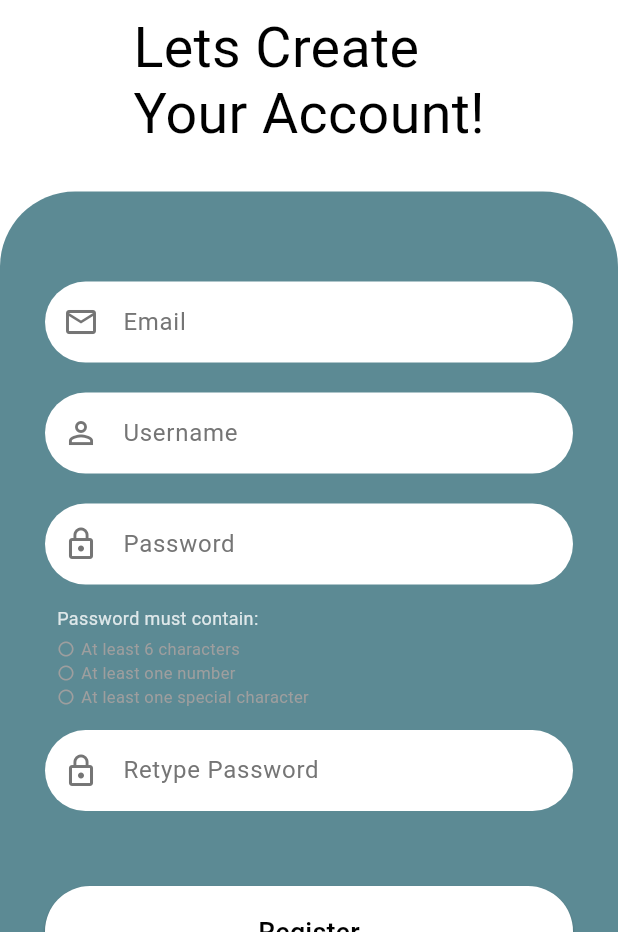
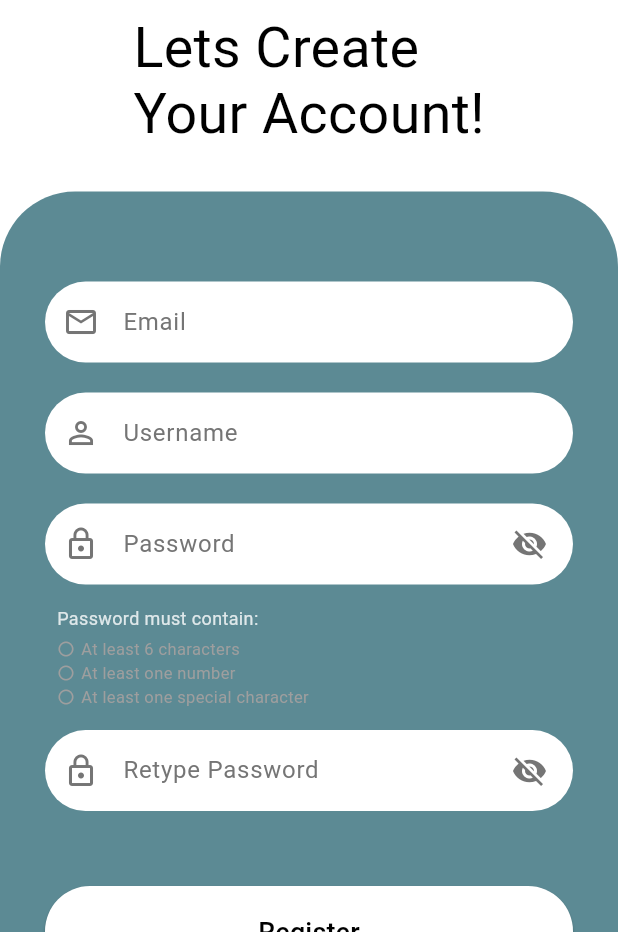
Before and after one commit to sohaberri/mealmuse, a Flutter app: the RegistrationScreen screen opened directly, on a phone screen of 412 x 824 dp, the part 304-1236 px from its top. Run offline on Flutter 3.47's test engine with Material 3 defaults, Android fonts, the phone set to English and light mode, and no system bars; our stand-ins replace cloud_firestore, firebase_auth, firebase_core, firebase_messaging, flutter_dotenv, flutter_local_notifications and 2 more; accounts and stored records are empty.

```diff
--- a/lib/screens/register.dart
+++ b/lib/screens/register.dart
@@ -24,6 +24,8 @@ class _RegistrationScreenState extends State<RegistrationScreen> {
   final TextEditingController _usernameController = TextEditingController();
   final TextEditingController _passwordController = TextEditingController();
   final TextEditingController _confirmPasswordController = TextEditingController();
+  bool _isPasswordVisible = false;
+  bool _isConfirmPasswordVisible = false;
 
   // Check if username is unique
   Future<bool> _isUsernameUnique(String username) async {
@@ -124,12 +126,14 @@ class _RegistrationScreenState extends State<RegistrationScreen> {
     required TextEditingController controller,
     VoidCallback? onChanged,
     required bool isDarkMode,
+    bool? isPasswordVisible,
+    VoidCallback? onToggleVisibility,
   }) {
     return Padding(
       padding: const EdgeInsets.symmetric(vertical: 10.0),
       child: TextField(
         controller: controller,
-        obscureText: isPassword,
+        obscureText: isPassword && !(isPasswordVisible ?? false),
         style: TextStyle(color: isDarkMode ? const Color(0xFFE1E1E1) : Colors.black87),
         onChanged: (value) {
           if (onChanged != null) {
@@ -140,6 +144,18 @@ class _RegistrationScreenState extends State<RegistrationScreen> {
           hintText: hintText,
           hintStyle: TextStyle(color: isDarkMode ? const Color(0xFFB0B0B0) : Colors.grey[600]),
           prefixIcon: Icon(icon, color: isDarkMode ? const Color(0xFFB0B0B0) : Colors.grey[600]),
+          suffixIcon: isPassword
+              ? Padding(
+                  padding: const EdgeInsets.only(right: 5.0),
+                  child: IconButton(
+                    icon: Icon(
+                      (isPasswordVisible ?? false) ? Icons.visibility : Icons.visibility_off,
+                      color: isDarkMode ? const Color(0xFFB0B0B0) : Colors.grey[600],
+                    ),
+                    onPressed: onToggleVisibility,
+                  ),
+                )
+              : null,
           filled: true,
           fillColor: isDarkMode ? const Color(0xFF3A3A3A) : Colors.white,
           border: OutlineInputBorder(
@@ -519,6 +535,12 @@ class _RegistrationScreenState extends State<RegistrationScreen> {
                     controller: _passwordController,
                     onChanged: () => setState(() {}), // Trigger rebuild when password changes
                     isDarkMode: isDarkMode,
+                    isPasswordVisible: _isPasswordVisible,
+                    onToggleVisibility: () {
+                      setState(() {
+                        _isPasswordVisible = !_isPasswordVisible;
+                      });
+                    },
                   ),
                   // Password requirements
                   _buildPasswordRequirements(secondaryTextColor),
@@ -529,6 +551,12 @@ class _RegistrationScreenState extends State<RegistrationScreen> {
                     controller: _confirmPasswordController,
                     onChanged: () => setState(() {}), // Trigger rebuild when confirm password changes
                     isDarkMode: isDarkMode,
+                    isPasswordVisible: _isConfirmPasswordVisible,
+                    onToggleVisibility: () {
+                      setState(() {
+                        _isConfirmPasswordVisible = !_isConfirmPasswordVisible;
+                      });
+                    },
                   ),
 
                   const SizedBox(height: 40),
```
Also changed, not shown: lib/screens/login.dart (+18 -1 lines), lib/screens/recipe.dart (+26 -8 lines), lib/screens/saved_recipes.dart (+11 -4 lines).
